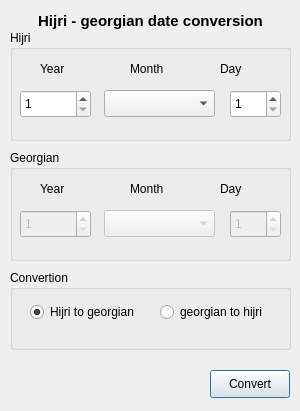
The window that Qsalat/ui/hijri.ui (sdizdarevic/qsalat) describes before a commit, drawn with Qt 5.
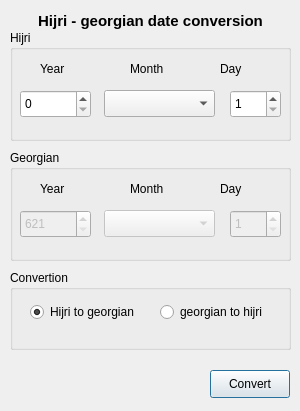
The same window after the commit.

The edit to the form file:
```diff
--- a/Qsalat/ui/hijri.ui
+++ b/Qsalat/ui/hijri.ui
@@ -98,7 +98,7 @@
      </rect>
     </property>
     <property name="minimum" >
-     <number>1</number>
+     <number>0</number>
     </property>
     <property name="maximum" >
      <number>3000</number>
@@ -182,7 +182,7 @@
      </rect>
     </property>
     <property name="minimum" >
-     <number>1</number>
+     <number>621</number>
     </property>
     <property name="maximum" >
      <number>3000</number>
```
